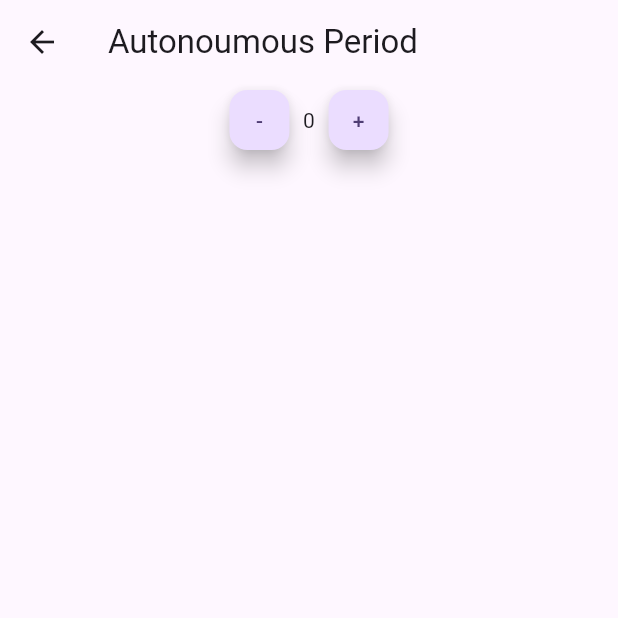
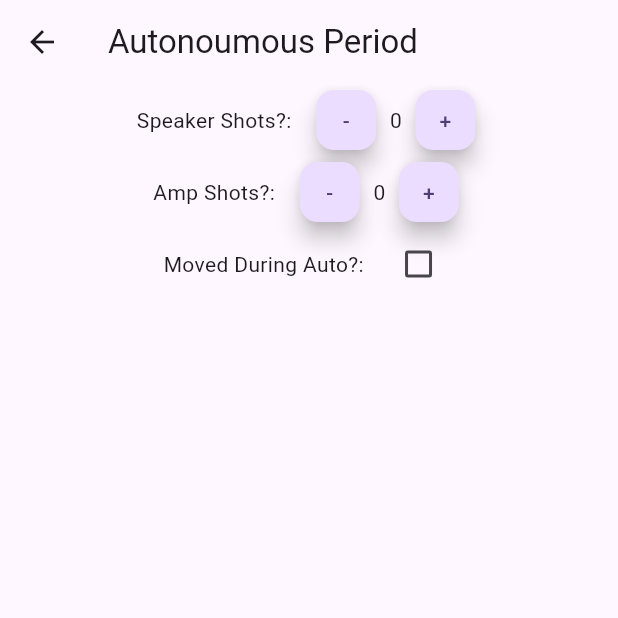
Before and after one commit to Aryan95614/FRC_SCOUTING_CRESCENDO_2023, a Flutter app: the screen it shows after launch, after a tap on "Start Scouting", on a phone screen of 412 x 824 dp, the top half of it. Run offline on Flutter 3.47's test engine with Material 3 defaults, Android fonts, the phone set to English and light mode, and no system bars; our stand-ins replace qr_flutter, screenshot, share_plus.

Commit message:
my work is somewhat being good and noticed!

```diff
--- /dev/null
+++ b/ScoutingApp1/lib/components/AddOrMinus.dart
@@ -0,0 +1,62 @@
+import './functions.dart';
+import 'package:flutter/material.dart';
+
+class AddOrMinus extends StatefulWidget {
+  AddOrMinus({Key? key, required this.value, required this.description})
+      : super(key: key);
+
+  String value;
+  final String description;
+
+  @override
+  _AddOrMinusState createState() => _AddOrMinusState();
+}
+
+class _AddOrMinusState extends State<AddOrMinus> {
+  @override
+  Widget build(BuildContext context) {
+    return coolButton(widget.value, widget.description);
+  }
+
+  Row coolButton(String value, String description) {
+    return Row(
+      mainAxisAlignment: MainAxisAlignment.center,
+      children: [
+        Text("${widget.description} "),
+        Functions.widthSpacing(),
+        FloatingActionButton.small(
+            onPressed: () {
+              setState(() {
+                if (Functions.dataclass.data[widget.value] > 0) {
+                  Functions.dataclass.data[widget.value] -= 1;
+                }
+              });
+            },
+            child: const Text(
+              "-",
+            )),
+
+        // Adding some space
+        Functions.widthSpacing(),
+
+        // Icon to show information
+        Text('${Functions.dataclass.data[widget.value]}'),
+
+        // Adding some space
+        Functions.widthSpacing(),
+
+        FloatingActionButton.small(
+            onPressed: () {
+              setState(() {
+                if (Functions.dataclass.data[widget.value] < 50) {
+                  Functions.dataclass.data[widget.value] += 1;
+                }
+              });
+            },
+            child: const Text(
+              "+",
+            )),
+      ],
+    );
+  }
+}
--- /dev/null
+++ b/ScoutingApp1/lib/components/Checkbox.dart
@@ -0,0 +1,38 @@
+import './functions.dart';
+import 'package:flutter/material.dart';
+
+class checkbox extends StatefulWidget {
+  checkbox({Key? key, required this.value, required this.description})
+      : super(key: key);
+
+  String value;
+  final String description;
+
+  @override
+  _checkbox createState() => _checkbox();
+}
+
+class _checkbox extends State<checkbox> {
+  @override
+  Widget build(BuildContext context) {
+    return coolCheckbox(widget.value, widget.description);
+  }
+
+  Row coolCheckbox(String value, String description) {
+    return Row(
+      mainAxisAlignment: MainAxisAlignment.center,
+      children: [
+        Text("${widget.description} "),
+        Functions.widthSpacing(),
+        Checkbox(
+            value: Functions.dataclass.data[widget.value],
+            onChanged: (bool? moved) {
+              setState(() {
+                Functions.dataclass.data[widget.value] = moved;
+                print(Functions.dataclass.data[widget.value] = moved);
+              });
+            }),
+      ],
+    );
+  }
+}
--- a/ScoutingApp1/lib/components/functions.dart
+++ b/ScoutingApp1/lib/components/functions.dart
@@ -16,10 +16,19 @@ class Dataclass {
     // Auto
 
     "speaker_note_score": 0,
-    "amp_note_score": 0
+    "amp_note_score": 0,
+    "moved_during_auto": false,
+
+    // EndGame
+
+    "climb": false,
+    "trap": 0,
+    "ChainFalling": false,
+    "Harmonizing": "",
   };
 
-  static const double? WidthSeperation = 5.0;
+  static const double widthSeparation = 5.0;
+  static const double verticalSeparation = 5.0;
 
   void resetDataclass() {}
 }
@@ -30,69 +39,14 @@ class Functions {
 
   void restartDataclass() => dataclass.resetDataclass();
 
-  static SizedBox WidthSpacing() => const SizedBox(
-        width: Dataclass.WidthSeperation,
+  static SizedBox widthSpacing() => const SizedBox(
+        width: Dataclass.widthSeparation,
+      );
+  static SizedBox verticalSpacing() => const SizedBox(
+        width: Dataclass.verticalSeparation,
       );
 }
 
-void showPage(String PageName, BuildContext context) {
-  Navigator.pushNamed(context, PageName);
+void showPage(String pageName, BuildContext context) {
+  Navigator.pushNamed(context, pageName);
 }
-
-class AddOrMinus extends StatefulWidget {
-  AddOrMinus({Key? key, required this.value, required this.description})
-      : super(key: key);
-
-  String value;
-  String description;
-
-  @override
-  _AddOrMinusState createState() => _AddOrMinusState();
-}
-
-class _AddOrMinusState extends State<AddOrMinus> {
-  @override
-  Widget build(BuildContext context) {
-    return CoolButton(widget.value, widget.description);
-  }
-
-  Row CoolButton(String Value, String description) {
-    return Row(
-      mainAxisAlignment: MainAxisAlignment.center,
-      children: [
-        FloatingActionButton.small(
-            onPressed: () {
-              setState(() {
-                if (Functions.dataclass.data[widget.value] > 0) {
-                  Functions.dataclass.data[widget.value] -= 1;
-                }
-              });
-            },
-            child: const Text(
-              "-",
-            )),
-
-        // Adding some space
-        Functions.WidthSpacing(),
-
-        // Icon to show information
-        Text('${Functions.dataclass.data[widget.value]}'),
-
-        // Adding some space
-        Functions.WidthSpacing(),
-
-        FloatingActionButton.small(
-            onPressed: () {
-              setState(() {
-                if (Functions.dataclass.data[widget.value] < 50) {
-                  Functions.dataclass.data[widget.value] += 1;
-                }
-              });
-            },
-            child: const Text(
-              "+",
-            )),
-      ],
-    );
-  }
-}
--- a/ScoutingApp1/lib/main.dart
+++ b/ScoutingApp1/lib/main.dart
@@ -1,6 +1,7 @@
 import 'package:flutter/material.dart';
 import './components/functions.dart';
 import './pages/Auto.dart';
+import './pages/EndGame.dart';
 
 void main() {
   runApp(const MyApp());
@@ -20,9 +21,10 @@ class MyApp extends StatelessWidget {
       ),
       home: const MyHomePage(title: 'FRC 4976 Scouting App'),
       routes: {
-        "AutoPage": (context) => AutoPage(
+        "AutoPage": (context) => const AutoPage(
               title: "Autonoumous Period",
             ),
+        "EndGamePage": (context) => const EndGame(title: "EndGame Period"),
       },
     );
   }
@@ -54,6 +56,11 @@ class _MyHomePageState extends State<MyHomePage> {
                   onPressed: () => showPage("AutoPage", context),
                   label: const Text("Start Scouting"),
                 ),
+                Functions.verticalSpacing(),
+                FloatingActionButton.extended(
+                  onPressed: () => showPage("EndGamePage", context),
+                  label: const Text("End Scouting"),
+                ),
               ],
             ),
           ),
--- a/ScoutingApp1/lib/pages/Auto.dart
+++ b/ScoutingApp1/lib/pages/Auto.dart
@@ -1,6 +1,8 @@
 import 'package:flutter/gestures.dart';
 import 'package:flutter/material.dart';
+import 'package:scoutingapp1/components/AddOrMinus.dart';
 import 'package:scoutingapp1/components/functions.dart';
+import 'package:scoutingapp1/components/Checkbox.dart';
 
 class AutoPage extends StatefulWidget {
   const AutoPage({Key? key, required this.title}) : super(key: key);
@@ -12,8 +14,12 @@ class AutoPage extends StatefulWidget {
 }
 
 class _AutoPageState extends State<AutoPage> {
-  AddOrMinus speaker_note_collection =
-      AddOrMinus(value: "speaker_note_score", description: "");
+  AddOrMinus speakerNoteCollection =
+      AddOrMinus(value: "speaker_note_score", description: "Speaker Shots?: ");
+  AddOrMinus ampNoteCollection =
+      AddOrMinus(value: "amp_note_score", description: "Amp Shots?: ");
+  checkbox moved =
+      checkbox(value: "moved_during_auto", description: "Moved During Auto?: ");
 
   @override
   Widget build(BuildContext context) {
@@ -28,10 +34,16 @@ class _AutoPageState extends State<AutoPage> {
             mainAxisAlignment: MainAxisAlignment.center,
             children: [
               // Speaker Note Score ( + - )
-              speaker_note_collection,
+              speakerNoteCollection,
+              Functions.verticalSpacing(),
+
               // Amp Note Score ( + - )
+              ampNoteCollection,
+              Functions.verticalSpacing(),
 
               // Has the robot moved ( CheckBox )
+              moved,
+              Functions.verticalSpacing(),
             ],
           ),
         ),
--- a/ScoutingApp1/lib/pages/EndGame.dart
+++ b/ScoutingApp1/lib/pages/EndGame.dart
@@ -0,0 +1,52 @@
+import 'package:flutter/gestures.dart';
+import 'package:flutter/material.dart';
+import 'package:scoutingapp1/components/AddOrMinus.dart';
+import 'package:scoutingapp1/components/functions.dart';
+import 'package:scoutingapp1/components/Checkbox.dart';
+
+class EndGame extends StatefulWidget {
+  const EndGame({Key? key, required this.title}) : super(key: key);
+
+  final String title;
+
+  @override
+  State<EndGame> createState() => _EndGameState();
+}
+
+class _EndGameState extends State<EndGame> {
+  checkbox climbed = checkbox(value: "climb", description: "Climbed?: ");
+  AddOrMinus trap = AddOrMinus(value: "trap", description: "Traps Scored: ");
+
+  checkbox chainFalling =
+      checkbox(value: "ChainFalling", description: "Fallen? ");
+
+  @override
+  Widget build(BuildContext context) {
+    return Scaffold(
+      appBar: AppBar(
+        title: Text(widget.title),
+      ),
+      body: SingleChildScrollView(
+        dragStartBehavior: DragStartBehavior.start,
+        child: Center(
+          child: Column(
+            mainAxisAlignment: MainAxisAlignment.center,
+            children: [
+              // Speaker Note Score ( + - )
+              climbed,
+              Functions.verticalSpacing(),
+
+              // Amp Note Score ( + - )
+              trap,
+              Functions.verticalSpacing(),
+
+              // Has the robot moved ( CheckBox )
+              chainFalling,
+              Functions.verticalSpacing(),
+            ],
+          ),
+        ),
+      ),
+    );
+  }
+}
```
